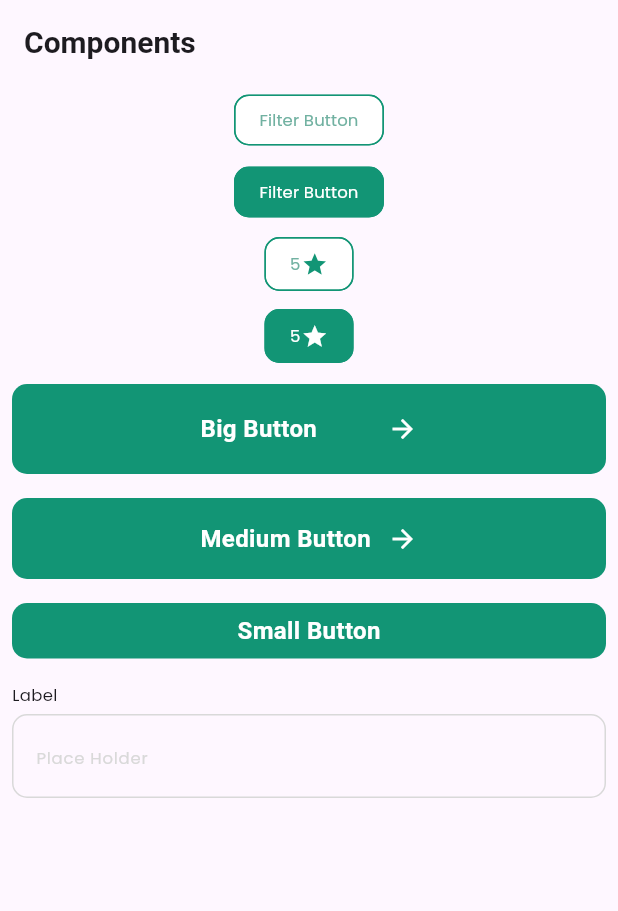
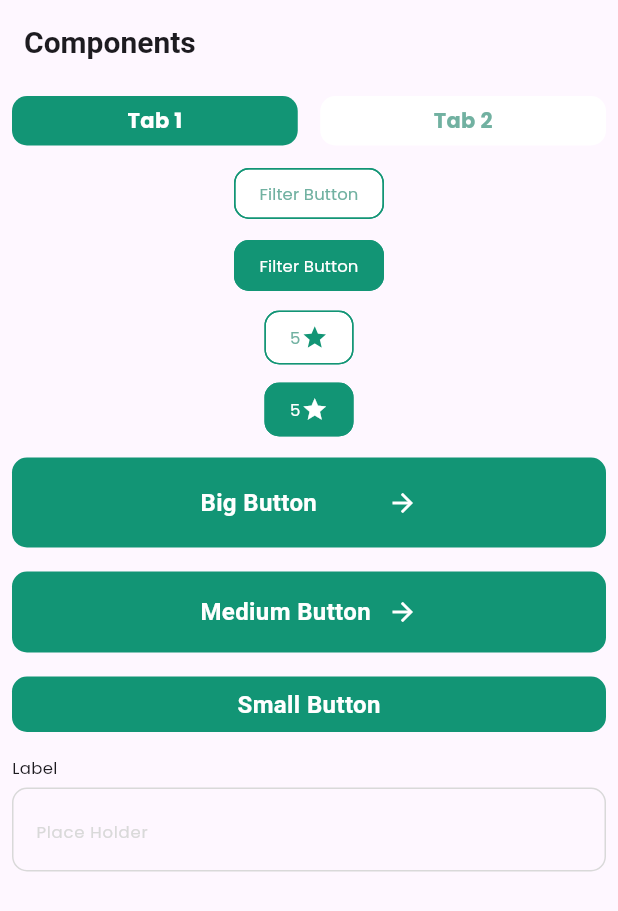
Before and after one commit to dbwpghks56/flutter_recipe_app_course, a Flutter app: the screen it shows after launch, on a phone screen of 412 x 824 dp. Shown: the top 911 px of the screen. Run offline on Flutter 3.47's test engine with Material 3 defaults, Android fonts, the phone set to English and light mode, and no system bars.

Commit message:
[Feature] tab component create

```diff
--- /dev/null
+++ b/lib/core/presentation/components/two_tab.dart
@@ -0,0 +1,99 @@
+import 'package:flutter/material.dart';
+import 'package:flutter_recipe_app_course/ui/color_styles.dart';
+import 'package:flutter_recipe_app_course/ui/text_styles.dart';
+
+class TwoTab extends StatelessWidget {
+  const TwoTab({
+    super.key,
+    required this.labels,
+    this.selectedIndex = 0,
+    required this.onChange,
+  });
+
+  final List<String> labels;
+  final int selectedIndex;
+  final void Function(int index) onChange;
+
+  @override
+  Widget build(BuildContext context) {
+    return Row(
+      children: [
+        Expanded(
+          child: GestureDetector(
+            child: selectedIndex == 0
+                ? _SelectedTab(text: labels[0])
+                : _UnSelectedTab(text: labels[0]),
+            onTap: () {
+              onChange(0);
+            },
+          ),
+        ),
+        const SizedBox(width: 15),
+        Expanded(
+          child: GestureDetector(
+            child: selectedIndex == 1
+                ? _SelectedTab(text: labels[1])
+                : _UnSelectedTab(text: labels[1]),
+            onTap: () {
+              onChange(1);
+            },
+          ),
+        ),
+      ],
+    );
+  }
+}
+
+class _SelectedTab extends StatelessWidget {
+  const _SelectedTab({
+    required this.text,
+  });
+
+  final String text;
+
+  @override
+  Widget build(BuildContext context) {
+    return Container(
+      height: 33,
+      decoration: BoxDecoration(
+        borderRadius: BorderRadius.circular(10),
+        color: ColorStyles.primaryColor,
+      ),
+      child: Center(
+        child: Text(
+          text,
+          style: TextStyles.smallTextBold.copyWith(
+            color: ColorStyles.white,
+          ),
+        ),
+      ),
+    );
+  }
+}
+
+class _UnSelectedTab extends StatelessWidget {
+  const _UnSelectedTab({
+    required this.text,
+  });
+
+  final String text;
+
+  @override
+  Widget build(BuildContext context) {
+    return Container(
+      height: 33,
+      decoration: BoxDecoration(
+        borderRadius: BorderRadius.circular(10),
+        color: ColorStyles.white,
+      ),
+      child: Center(
+        child: Text(
+          text,
+          style: TextStyles.smallTextBold.copyWith(
+            color: ColorStyles.primary80,
+          ),
+        ),
+      ),
+    );
+  }
+}
--- a/lib/main.dart
+++ b/lib/main.dart
@@ -5,6 +5,7 @@ import 'package:flutter_recipe_app_course/core/presentation/components/input_fie
 import 'package:flutter_recipe_app_course/core/presentation/components/medium_button.dart';
 import 'package:flutter_recipe_app_course/core/presentation/components/rating_button.dart';
 import 'package:flutter_recipe_app_course/core/presentation/components/small_button.dart';
+import 'package:flutter_recipe_app_course/core/presentation/components/two_tab.dart';
 import 'package:flutter_recipe_app_course/ui/text_styles.dart';
 
 void main() {
@@ -43,6 +44,19 @@ class MyHomePage extends StatelessWidget {
       ),
       body: ListView(
         children: [
+          Padding(
+            padding: const EdgeInsets.all(8.0),
+            child: TwoTab(
+              labels: [
+                "Tab 1",
+                "Tab 2",
+              ],
+              selectedIndex: 0,
+              onChange: (index) {
+                print("Tab $index Pressed");
+              },
+            ),
+          ),
           FilterButton(
             "Filter Button",
           ),
```
